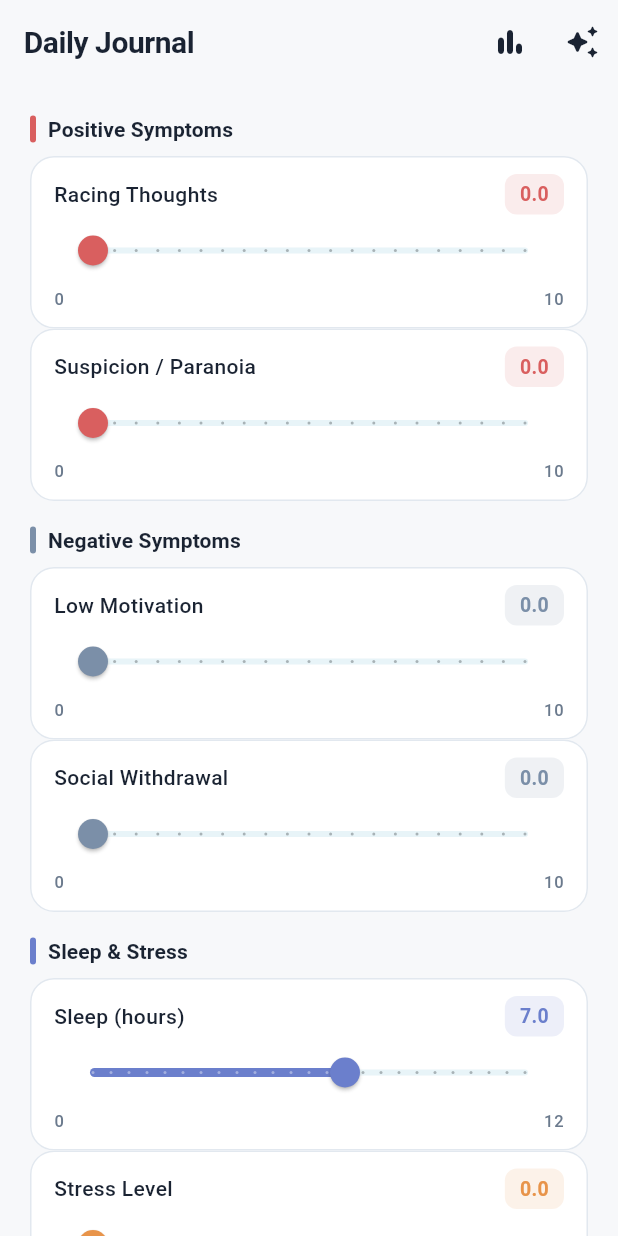
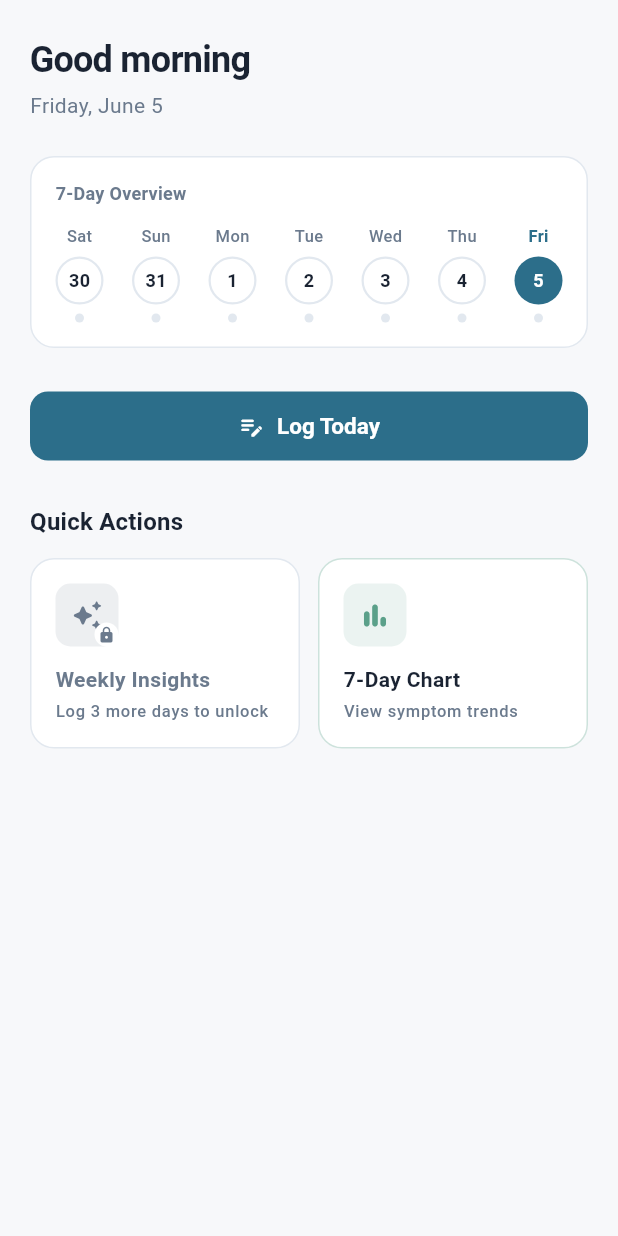
Before and after one commit to mahira13/AI-weekly-mentalhealth-insights-generator, a Flutter app: the screen it shows after launch, on a phone screen of 412 x 824 dp. Run offline on Flutter 3.47's test engine with Material 3 defaults, Android fonts, the phone set to English and light mode, and no system bars; our stand-ins replace equatable, fl_chart, flutter_bloc, flutter_dotenv, get_it, go_router and 2 more; accounts and stored records are empty; Roboto replaces fonts that are missing (SF Pro Display).

Commit message:
feat: add HomeScreen as initial route with greeting, week strip, and quick action cards

```diff
--- a/lib/core/router/app_router.dart
+++ b/lib/core/router/app_router.dart
@@ -1,24 +1,32 @@
 import 'package:flutter/material.dart';
 import 'package:go_router/go_router.dart';
 
+import '../../features/home/presentation/pages/home_page.dart';
+import '../../features/insights/presentation/pages/insights_page.dart';
 import '../../features/journal/presentation/pages/journal_page.dart';
 import '../../features/journal/presentation/pages/timeline_page.dart';
-import '../../features/insights/presentation/pages/insights_page.dart';
 
 /// Named route paths used throughout the app.
 class AppRoutes {
   AppRoutes._();
 
-  static const String journal = '/';
+  static const String home = '/';
+  static const String journal = '/journal';
   static const String timeline = '/timeline';
   static const String insights = '/insights';
 }
 
 /// Configures [GoRouter] with all application routes.
 final GoRouter appRouter = GoRouter(
-  initialLocation: AppRoutes.journal,
+  initialLocation: AppRoutes.home,
   debugLogDiagnostics: false,
   routes: [
+    GoRoute(
+      path: AppRoutes.home,
+      name: 'home',
+      pageBuilder: (BuildContext context, GoRouterState state) =>
+          const NoTransitionPage(child: HomePage()),
+    ),
     GoRoute(
       path: AppRoutes.journal,
       name: 'journal',
--- /dev/null
+++ b/lib/features/home/presentation/pages/home_page.dart
@@ -0,0 +1,380 @@
+import 'package:flutter/material.dart';
+import 'package:flutter_bloc/flutter_bloc.dart';
+import 'package:go_router/go_router.dart';
+import 'package:intl/intl.dart';
+
+import '../../../../core/di/injection_container.dart';
+import '../../../../core/router/app_router.dart';
+import '../../../../core/theme/app_theme.dart';
+import '../../../journal/domain/entities/journal_entry.dart';
+import '../../../journal/presentation/bloc/journal_bloc.dart';
+import '../../../journal/presentation/bloc/journal_event.dart';
+import '../../../journal/presentation/bloc/journal_state.dart';
+
+class HomePage extends StatelessWidget {
+  const HomePage({super.key});
+
+  @override
+  Widget build(BuildContext context) {
+    return BlocProvider(
+      create: (_) => sl<JournalBloc>()..add(const LoadWeeklyEntries()),
+      child: const _HomeView(),
+    );
+  }
+}
+
+class _HomeView extends StatelessWidget {
+  const _HomeView();
+
+  @override
+  Widget build(BuildContext context) {
+    return Scaffold(
+      body: BlocBuilder<JournalBloc, JournalState>(
+        builder: (context, state) {
+          final entries = state is JournalLoaded ? state.weeklyEntries : <JournalEntry>[];
+          return SafeArea(
+            child: SingleChildScrollView(
+              padding: const EdgeInsets.symmetric(horizontal: 20, vertical: 24),
+              child: Column(
+                crossAxisAlignment: CrossAxisAlignment.start,
+                children: [
+                  _GreetingHeader(),
+                  const SizedBox(height: 24),
+                  _WeekStrip(entries: entries),
+                  const SizedBox(height: 28),
+                  _LogTodayButton(),
+                  const SizedBox(height: 28),
+                  Text(
+                    'Quick Actions',
+                    style: Theme.of(context).textTheme.titleMedium?.copyWith(
+                          fontWeight: FontWeight.w600,
+                          color: AppTheme.textPrimary,
+                        ),
+                  ),
+                  const SizedBox(height: 12),
+                  _QuickActionCards(loggedDaysCount: entries.length),
+                ],
+              ),
+            ),
+          );
+        },
+      ),
+    );
+  }
+}
+
+// ─────────────────────────────────────────────────────────────────────────────
+
+class _GreetingHeader extends StatelessWidget {
+  @override
+  Widget build(BuildContext context) {
+    final now = DateTime.now();
+    final hour = now.hour;
+    final String greeting;
+    if (hour < 12) {
+      greeting = 'Good morning';
+    } else if (hour < 17) {
+      greeting = 'Good afternoon';
+    } else {
+      greeting = 'Good evening';
+    }
+
+    return Column(
+      crossAxisAlignment: CrossAxisAlignment.start,
+      children: [
+        Text(
+          greeting,
+          style: Theme.of(context).textTheme.headlineSmall?.copyWith(
+                fontWeight: FontWeight.w700,
+                color: AppTheme.textPrimary,
+                letterSpacing: -0.5,
+              ),
+        ),
+        const SizedBox(height: 4),
+        Text(
+          DateFormat('EEEE, MMMM d').format(now),
+          style: Theme.of(context).textTheme.bodyMedium?.copyWith(
+                color: AppTheme.textSecondary,
+              ),
+        ),
+      ],
+    );
+  }
+}
+
+// ─────────────────────────────────────────────────────────────────────────────
+
+class _WeekStrip extends StatelessWidget {
+  final List<JournalEntry> entries;
+
+  const _WeekStrip({required this.entries});
+
+  bool _hasEntryForDate(DateTime date) {
+    return entries.any(
+      (e) =>
+          e.date.year == date.year &&
+          e.date.month == date.month &&
+          e.date.day == date.day,
+    );
+  }
+
+  @override
+  Widget build(BuildContext context) {
+    final today = DateTime.now();
+    final days = List.generate(7, (i) => today.subtract(Duration(days: 6 - i)));
+
+    return Container(
+      padding: const EdgeInsets.symmetric(horizontal: 16, vertical: 16),
+      decoration: BoxDecoration(
+        color: AppTheme.cardBg,
+        borderRadius: BorderRadius.circular(16),
+        border: Border.all(color: AppTheme.border),
+      ),
+      child: Column(
+        crossAxisAlignment: CrossAxisAlignment.start,
+        children: [
+          Text(
+            '7-Day Overview',
+            style: Theme.of(context).textTheme.labelMedium?.copyWith(
+                  color: AppTheme.textSecondary,
+                  fontWeight: FontWeight.w600,
+                  letterSpacing: 0.2,
+                ),
+          ),
+          const SizedBox(height: 12),
+          Row(
+            mainAxisAlignment: MainAxisAlignment.spaceBetween,
+            children: days.map((day) {
+              final isToday =
+                  day.year == today.year &&
+                  day.month == today.month &&
+                  day.day == today.day;
+              final hasEntry = _hasEntryForDate(day);
+              return _DayCell(
+                day: day,
+                isToday: isToday,
+                hasEntry: hasEntry,
+              );
+            }).toList(),
+          ),
+        ],
+      ),
+    );
+  }
+}
+
+class _DayCell extends StatelessWidget {
+  final DateTime day;
+  final bool isToday;
+  final bool hasEntry;
+
+  const _DayCell({
+    required this.day,
+    required this.isToday,
+    required this.hasEntry,
+  });
+
+  @override
+  Widget build(BuildContext context) {
+    return Column(
+      mainAxisSize: MainAxisSize.min,
+      children: [
+        Text(
+          DateFormat('EEE').format(day),
+          style: TextStyle(
+            fontSize: 11,
+            fontWeight: isToday ? FontWeight.w700 : FontWeight.w500,
+            color: isToday ? AppTheme.primary : AppTheme.textSecondary,
+          ),
+        ),
+        const SizedBox(height: 6),
+        Container(
+          width: 32,
+          height: 32,
+          decoration: BoxDecoration(
+            shape: BoxShape.circle,
+            color: isToday ? AppTheme.primary : Colors.transparent,
+            border: isToday
+                ? null
+                : Border.all(
+                    color: hasEntry ? AppTheme.accent : AppTheme.border,
+                    width: 1.5,
+                  ),
+          ),
+          child: Center(
+            child: Text(
+              '${day.day}',
+              style: TextStyle(
+                fontSize: 12,
+                fontWeight: FontWeight.w600,
+                color: isToday ? Colors.white : AppTheme.textPrimary,
+              ),
+            ),
+          ),
+        ),
+        const SizedBox(height: 6),
+        Container(
+          width: 6,
+          height: 6,
+          decoration: BoxDecoration(
+            shape: BoxShape.circle,
+            color: hasEntry ? AppTheme.accent : AppTheme.border,
+          ),
+        ),
+      ],
+    );
+  }
+}
+
+// ─────────────────────────────────────────────────────────────────────────────
+
+class _LogTodayButton extends StatelessWidget {
+  @override
+  Widget build(BuildContext context) {
+    return SizedBox(
+      width: double.infinity,
+      child: ElevatedButton.icon(
+        icon: const Icon(Icons.edit_note_rounded),
+        label: const Text('Log Today'),
+        onPressed: () => context.push(AppRoutes.journal),
+      ),
+    );
+  }
+}
+
+// ─────────────────────────────────────────────────────────────────────────────
+
+class _QuickActionCards extends StatelessWidget {
+  final int loggedDaysCount;
+
+  const _QuickActionCards({required this.loggedDaysCount});
+
+  static const int _insightsMinDays = 3;
+
+  @override
+  Widget build(BuildContext context) {
+    final insightsUnlocked = loggedDaysCount >= _insightsMinDays;
+
+    return Row(
+      children: [
+        Expanded(
+          child: _ActionCard(
+            icon: Icons.auto_awesome_rounded,
+            title: 'Weekly Insights',
+            subtitle: insightsUnlocked
+                ? 'View AI-powered patterns'
+                : 'Log ${_insightsMinDays - loggedDaysCount} more '
+                    '${(_insightsMinDays - loggedDaysCount) == 1 ? 'day' : 'days'} to unlock',
+            color: AppTheme.primary,
+            locked: !insightsUnlocked,
+            onTap: insightsUnlocked
+                ? () => context.push(AppRoutes.insights)
+                : null,
+          ),
+        ),
+        const SizedBox(width: 12),
+        Expanded(
+          child: _ActionCard(
+            icon: Icons.bar_chart_rounded,
+            title: '7-Day Chart',
+            subtitle: 'View symptom trends',
+            color: AppTheme.accent,
+            locked: false,
+            onTap: () => context.push(AppRoutes.timeline),
+          ),
+        ),
+      ],
+    );
+  }
+}
+
+class _ActionCard extends StatelessWidget {
+  final IconData icon;
+  final String title;
+  final String subtitle;
+  final Color color;
+  final bool locked;
+  final VoidCallback? onTap;
+
+  const _ActionCard({
+    required this.icon,
+    required this.title,
+    required this.subtitle,
+    required this.color,
+    required this.locked,
+    required this.onTap,
+  });
+
+  @override
+  Widget build(BuildContext context) {
+    return InkWell(
+      onTap: onTap,
+      borderRadius: BorderRadius.circular(16),
+      child: Container(
+        padding: const EdgeInsets.all(16),
+        decoration: BoxDecoration(
+          color: AppTheme.cardBg,
+          borderRadius: BorderRadius.circular(16),
+          border: Border.all(
+            color: locked ? AppTheme.border : color.withOpacity(0.3),
+          ),
+        ),
+        child: Column(
+          crossAxisAlignment: CrossAxisAlignment.start,
+          children: [
+            Stack(
+              children: [
+                Container(
+                  padding: const EdgeInsets.all(10),
+                  decoration: BoxDecoration(
+                    color: (locked ? AppTheme.textSecondary : color)
+                        .withOpacity(0.12),
+                    borderRadius: BorderRadius.circular(10),
+                  ),
+                  child: Icon(
+                    icon,
+                    color: locked ? AppTheme.textSecondary : color,
+                    size: 22,
+                  ),
+                ),
+                if (locked)
+                  Positioned(
+                    right: 0,
+                    bottom: 0,
+                    child: Container(
+                      padding: const EdgeInsets.all(2),
+                      decoration: const BoxDecoration(
+                        color: AppTheme.cardBg,
+                        shape: BoxShape.circle,
+                      ),
+                      child: const Icon(
+                        Icons.lock_rounded,
+                        size: 12,
+                        color: AppTheme.textSecondary,
+                      ),
+                    ),
+                  ),
+              ],
+            ),
+            const SizedBox(height: 12),
+            Text(
+              title,
+              style: Theme.of(context).textTheme.bodyMedium?.copyWith(
+                    fontWeight: FontWeight.w600,
+                    color: locked ? AppTheme.textSecondary : AppTheme.textPrimary,
+                  ),
+            ),
+            const SizedBox(height: 4),
+            Text(
+              subtitle,
+              style: Theme.of(context).textTheme.labelSmall?.copyWith(
+                    color: AppTheme.textSecondary,
+                    height: 1.4,
+                  ),
+            ),
+          ],
+        ),
+      ),
+    );
+  }
+}
```
